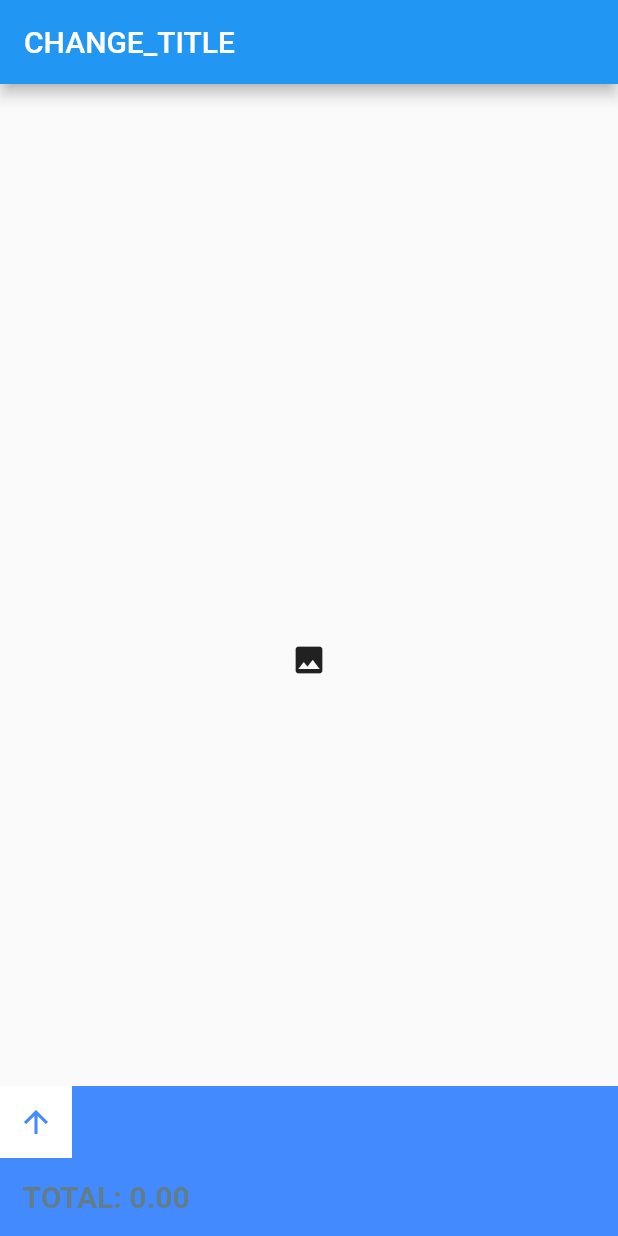
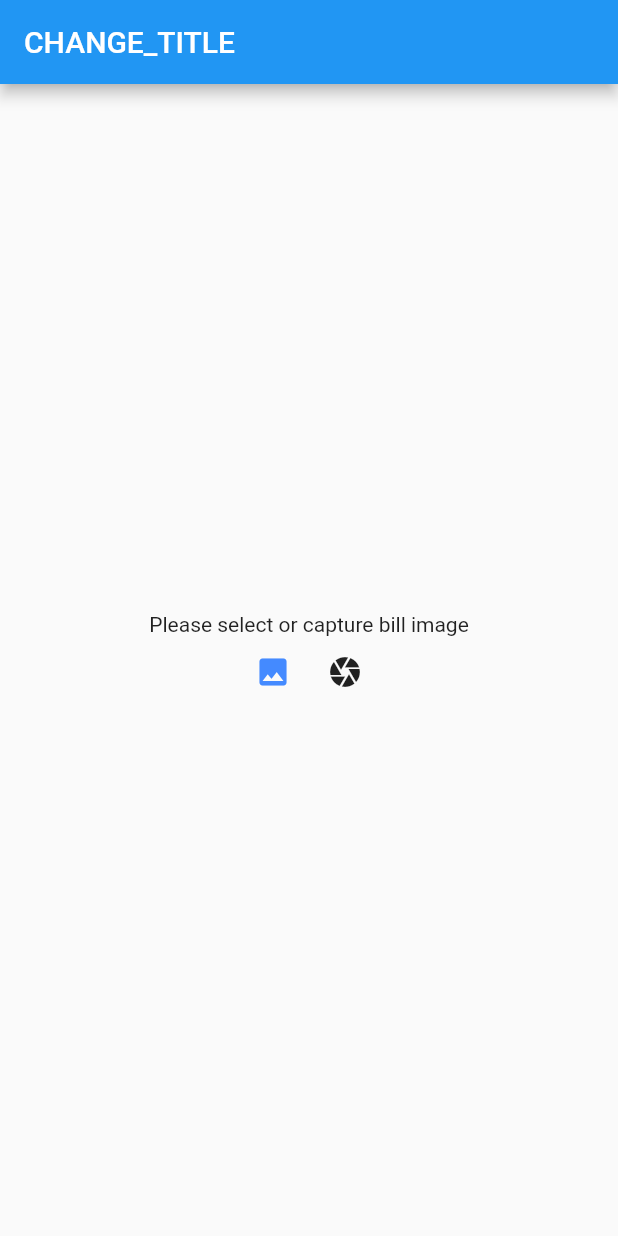
Before and after one commit to martindobrev/hello_flutter, a Flutter app: the screen it shows after launch, on a phone screen of 412 x 824 dp. Run offline on Flutter 3.47's test engine with Material 2 defaults, Android fonts, the phone set to English and light mode, and no system bars; our stand-ins replace decimal, image_picker; missing offline and left inert: firebase_ml_vision; accounts and stored records are empty.

Commit message:
Fling animation finished, clear the image added, minor ui changes

```diff
--- a/lib/custom_widgets/my_bottom_menu.dart
+++ b/lib/custom_widgets/my_bottom_menu.dart
@@ -79,7 +79,7 @@ class _MyBottomMenuState extends State<MyBottomMenu> with SingleTickerProviderSt
                       builder: (context, child, model) {
                         return Text('TOTAL: ${this.model.getTotalPrice()}',
                             style: TextStyle(
-                                color: Colors.blueGrey,
+                                color: Colors.orange,
                                 fontSize: 20,
                                 fontWeight: FontWeight.bold));
                       },
@@ -109,10 +109,16 @@ class _MyBottomMenuState extends State<MyBottomMenu> with SingleTickerProviderSt
                           child: ScopedModelDescendant<MyFirstModel>(
                               builder: (context, child, model) {
                             if (model.editedTextBlock != null) {
+                              var addon = '';
+                              var color = Colors.white;
+                              if (model.editedTextBlock.price == 0) {
+                                addon = '!';
+                                color = Colors.deepOrange;
+                              }
                               return FlatButton(
-                                child: Text('PRICE: ${model.editedTextBlock.price}',
+                                child: Text('PRICE: ${model.editedTextBlock.price.toStringAsFixed(2)} $addon',
                                     style:
-                                        TextStyle(color: Colors.white, fontSize: 20)),
+                                        TextStyle(color: color, fontSize: 20)),
                                 onPressed: () {
                                   _showPriceDialog(model, context);
                                 },
--- a/lib/custom_widgets/my_selectable_list.dart
+++ b/lib/custom_widgets/my_selectable_list.dart
@@ -35,11 +35,7 @@ class MyTextBlockListItem extends StatelessWidget {
 
     return GestureDetector(
         onTap: () {
-          Navigator.push(context, MaterialPageRoute(builder: (_) {
-            return DecoratedBox(
-                decoration: BoxDecoration(color: Colors.white),
-                child: DetailScreen(this.model, this.textBlock));
-          }));
+          this.model.selectTextBlock(this.textBlock);
         },
         child: Row(
           mainAxisAlignment: MainAxisAlignment.spaceEvenly,
--- a/lib/main.dart
+++ b/lib/main.dart
@@ -5,6 +5,7 @@ import 'package:flutter/material.dart';
 import 'package:hello_flutter/custom_widgets/my_bottom_menu.dart';
 import 'package:hello_flutter/custom_widgets/zoomable_widget.dart';
 import 'package:hello_flutter/model/my_first_model.dart';
+import 'package:image_picker/image_picker.dart';
 import 'package:scoped_model/scoped_model.dart';
 
 void main() => runApp(MyApp());
@@ -42,30 +43,72 @@ class HomePage extends StatelessWidget {
   @override
   Widget build(BuildContext context) {
 
+
     return Scaffold(
         appBar: AppBar(title: Text('CHANGE_TITLE')),
-        body: Stack(
+        body: ScopedModelDescendant<MyFirstModel>(builder: (context, widget, model) {return  Stack(children: _getMainViewChildren(model)); }));
+  }
+
+  List<Widget> _getMainViewChildren(MyFirstModel model) {
+    print('Getting children..., file is: ${model.file}');
+    if (model.file == null) {
+      return _getMainClearView(model);
+    }
+
+    return _getMainCalculatorView(model);
+  }
+
+  List<Widget> _getMainClearView(MyFirstModel model) {
+    List<Widget> mainViewWidgets = [];
+    mainViewWidgets.add(Center(
+      child: Column(
+        mainAxisAlignment: MainAxisAlignment.center,
         children: <Widget>[
-            ScopedModelDescendant<MyFirstModel>(
-                builder: (context, child, model) {
-              if (model.image == null) {
-                return Center(
-                  child: IconButton(
+          Text('Please select or capture bill image'),
+          Row(
+            mainAxisAlignment: MainAxisAlignment.center,
+            children: <Widget>[
+              IconButton(
+                  color: Colors.blueAccent,
                   icon: Icon(Icons.image),
                   onPressed: () {
-                        model.getImage();
+                    model.getImage(ImageSource.gallery);
                   }),
-                );
-              } else {
+              IconButton(
+                icon: Icon(Icons.camera),
+                onPressed: () {
+                  model.getImage(ImageSource.camera);
+                },
+              )
+            ],
+          ),
+        ],
+      ),
+    ));
+    return mainViewWidgets;
+  }
+
+  List<Widget> _getMainCalculatorView(MyFirstModel model) {
+    List<Widget> widgets = [];
+
+    widgets.add(
+        ScopedModelDescendant<MyFirstModel>(builder: (context, child, model) {
       return Align(
           alignment: Alignment.center, child: GridPhotoViewer(model: model));
+    }));
+
+    widgets.add(
+        Align(alignment: Alignment.bottomCenter, child: MyBottomMenu(model)));
+
+    widgets.add(
+      ScopedModelDescendant<MyFirstModel>(builder: (context, child, model) {
+        return Align(alignment: Alignment.topRight, child: RaisedButton(child: Icon(Icons.delete), onPressed: () {
+          model.clear();
+        }));
       }
-            }),
-            Align(
-                alignment: Alignment.bottomCenter,
-                child: MyBottomMenu(model))
-          ],
-        ));
+      )
+    );
+
+    return widgets;
   }
-
 }
```
Also changed, not shown: lib/custom_widgets/zoomable_widget.dart (+19 -84 lines), lib/model/my_first_model.dart (+24 -56 lines), 1 other file. Lines whose indentation alone changed are shown as unchanged.
